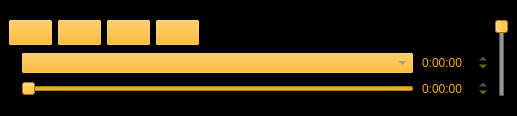
Old version of the form src/qt5apps/MarPlayer/MarPlayerForm.ui in the repository marsyas/marsyas.
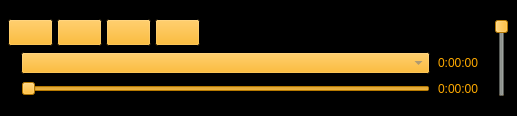
New version of the form. Icons and pictures are not drawn.

Commit message: MarPlayer: make time widgets read-only and hide buttons

Patch:
```diff
--- a/src/qt5apps/MarPlayer/MarPlayerForm.ui
+++ b/src/qt5apps/MarPlayer/MarPlayerForm.ui
@@ -1923,7 +1923,13 @@
         <property name="frame" >
          <bool>false</bool>
         </property>
-        <property name="currentSection" >
+        <property name="readOnly">
+         <bool>true</bool>
+        </property>
+        <property name="buttonSymbols">
+         <enum>QAbstractSpinBox::NoButtons</enum>
+        </property>
+        <property name="currentSection">
          <enum>QDateTimeEdit::HourSection</enum>
         </property>
         <property name="displayFormat" >
@@ -2405,10 +2411,13 @@
         <property name="frame" >
          <bool>false</bool>
         </property>
-        <property name="readOnly" >
-         <bool>false</bool>
+        <property name="readOnly">
+         <bool>true</bool>
         </property>
-        <property name="currentSection" >
+        <property name="buttonSymbols">
+         <enum>QAbstractSpinBox::NoButtons</enum>
+        </property>
+        <property name="currentSection">
          <enum>QDateTimeEdit::HourSection</enum>
         </property>
         <property name="displayFormat" >
```
Left out of the diff: 5902 changed lines with no effect on the pictures.
